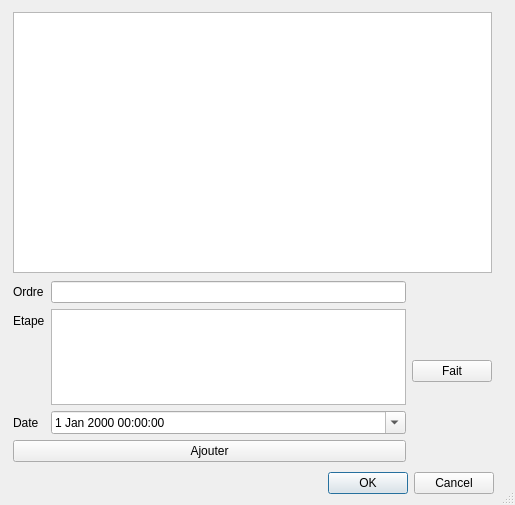
quintipio/gettingThingsDone, file viewQtDesigner/GererActions.ui: the form before one commit.
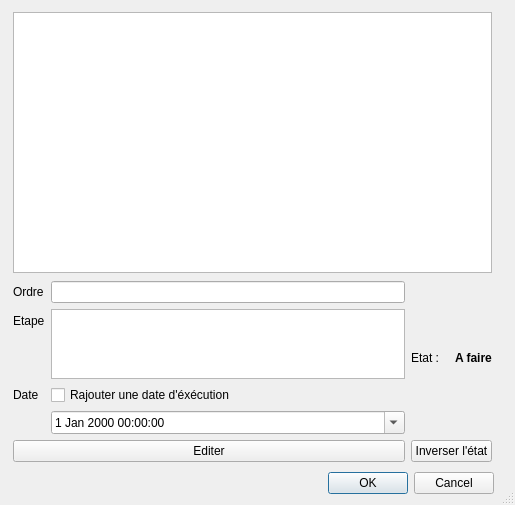
The form after the commit.

The edit to the form file:
```diff
--- a/viewQtDesigner/GererActions.ui
+++ b/viewQtDesigner/GererActions.ui
@@ -73,13 +73,6 @@
       <item row="1" column="1">
        <widget class="QTextEdit" name="textEtape"/>
       </item>
-      <item row="3" column="0">
-       <widget class="QLabel" name="labelDate">
-        <property name="text">
-         <string>Date</string>
-        </property>
-       </widget>
-      </item>
       <item row="3" column="1">
        <widget class="QDateTimeEdit" name="inputDate">
         <property name="calendarPopup">
@@ -90,18 +83,69 @@
       <item row="4" column="0" colspan="2">
        <widget class="QPushButton" name="buttonAjouterModifier">
         <property name="text">
-         <string>Ajouter</string>
+         <string>Editer</string>
+        </property>
+       </widget>
+      </item>
+      <item row="2" column="1">
+       <widget class="QCheckBox" name="checkBoxDate">
+        <property name="text">
+         <string>Rajouter une date d'éxécution</string>
+        </property>
+       </widget>
+      </item>
+      <item row="2" column="0">
+       <widget class="QLabel" name="labelDate">
+        <property name="text">
+         <string>Date</string>
         </property>
        </widget>
       </item>
      </layout>
     </item>
     <item>
-     <widget class="QPushButton" name="buttonCHeck">
-      <property name="text">
-       <string>Fait</string>
+     <layout class="QVBoxLayout" name="verticalFait">
+      <property name="sizeConstraint">
+       <enum>QLayout::SetDefaultConstraint</enum>
       </property>
-     </widget>
+      <property name="leftMargin">
+       <number>0</number>
+      </property>
+      <item>
+       <layout class="QHBoxLayout" name="horizontalLayoutFait">
+        <property name="sizeConstraint">
+         <enum>QLayout::SetDefaultConstraint</enum>
+        </property>
+        <item>
+         <widget class="QLabel" name="labelFait">
+          <property name="text">
+           <string>Etat : </string>
+          </property>
+         </widget>
+        </item>
+        <item>
+         <widget class="QLabel" name="labelFaitValue">
+          <property name="font">
+           <font>
+            <weight>75</weight>
+            <bold>true</bold>
+           </font>
+          </property>
+          <property name="text">
+           <string>A faire</string>
+          </property>
+         </widget>
+        </item>
+       </layout>
+      </item>
+      <item>
+       <widget class="QPushButton" name="buttonChangerEtat">
+        <property name="text">
+         <string>Inverser l'état</string>
+        </property>
+       </widget>
+      </item>
+     </layout>
     </item>
    </layout>
   </widget>
```
Left out of the diff: 6 changed lines with no effect on the pictures.
